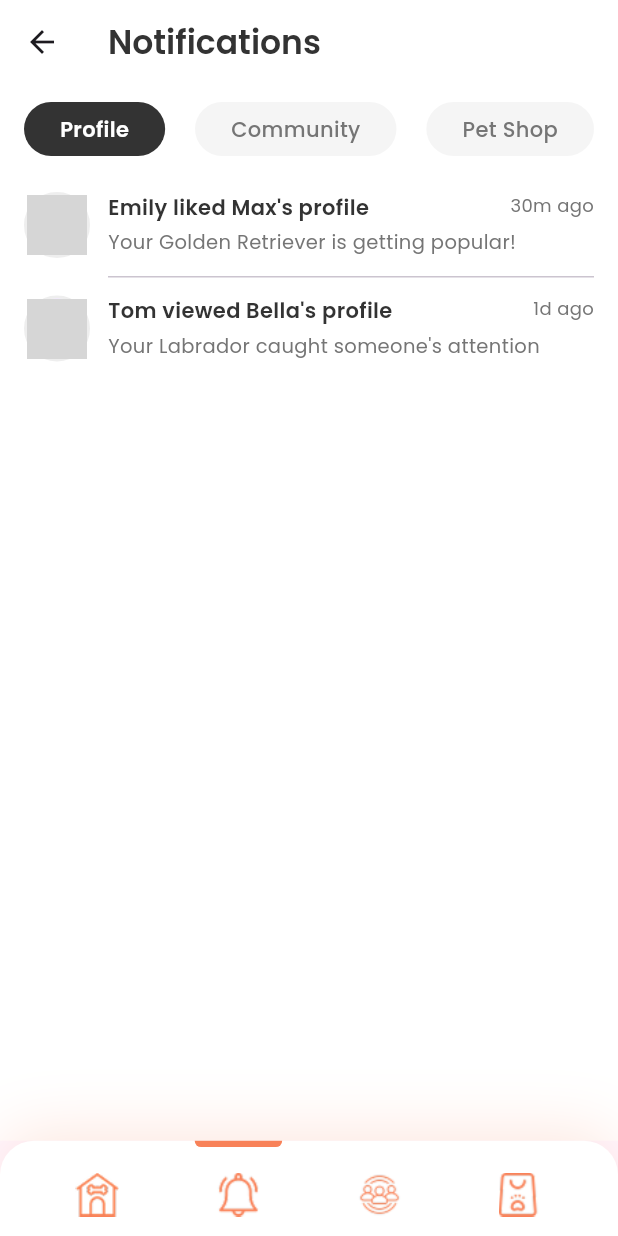
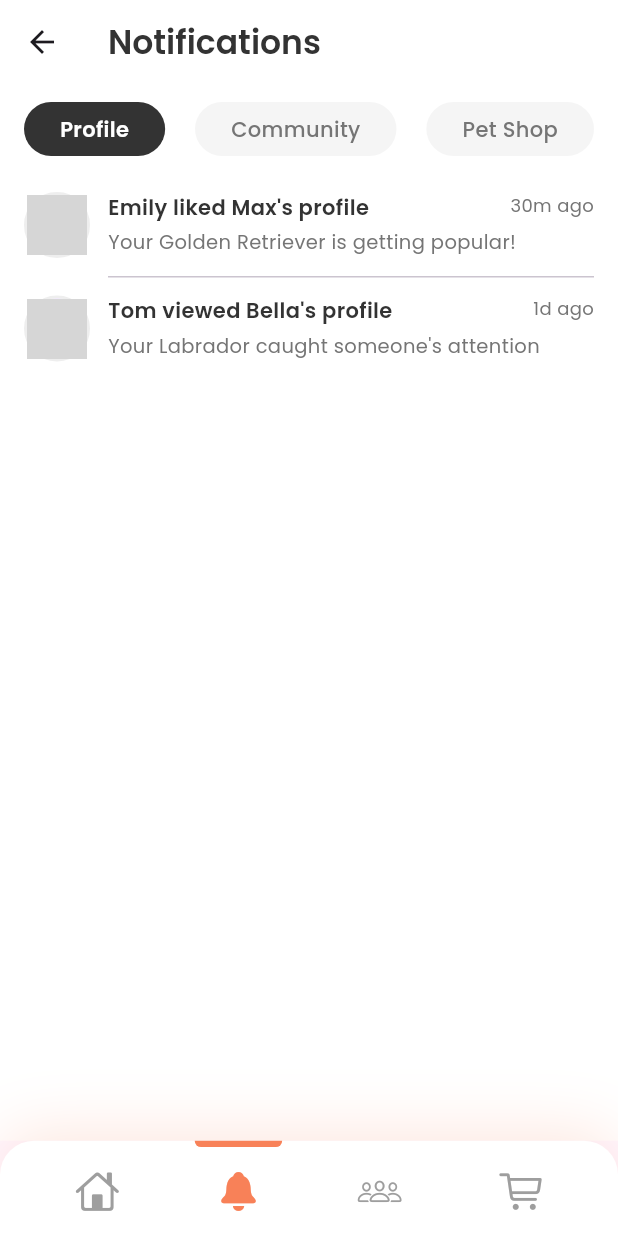
Before and after one commit to Chandupa04/furrpal, a Flutter app: the NavBar screen opened directly, item 2 of the bottom bar chosen, on a phone screen of 412 x 824 dp. Run offline on Flutter 3.47's test engine with Material 3 defaults, Android fonts, the phone set to English and light mode, and no system bars; our stand-ins replace flutter_card_swiper, flutter_screenutil, fluttertoast, google_fonts; missing offline and left inert: custom_check_box, platform_text; grey boxes are pictures that could not be loaded.

Commit message:
Updated the nav bar

```diff
--- a/lib/features/nav_bar/presentation/pages/nav_bar.dart
+++ b/lib/features/nav_bar/presentation/pages/nav_bar.dart
@@ -1,9 +1,11 @@
+import 'package:flutter/cupertino.dart';
 import 'package:flutter/material.dart';
 import 'package:flutter_screenutil/flutter_screenutil.dart';
 import 'package:furrpal/features/home/presentation/pages/community_page.dart';
 import 'package:furrpal/features/home/presentation/pages/home_page.dart';
 import 'package:furrpal/features/notifications/presentation/pages/notification_page.dart';
 import 'package:furrpal/features/home/presentation/pages/pet_shop_page.dart';
+import 'package:cupertino_icons/cupertino_icons.dart';
 
 import '../../../../custom/container_custom.dart';
 
@@ -21,18 +23,18 @@ class _NavBarState extends State<NavBar> {
     const CommunityPage(),
     const PetShopPage(),
   ];
-  int _curruntIndex = 0;
+  int _currentIndex = 0;
 
   void _onItemTap(int index) {
     setState(() {
-      _curruntIndex = index;
+      _currentIndex = index;
     });
   }
 
   @override
   Widget build(BuildContext context) {
     return Scaffold(
-      body: pages[_curruntIndex],
+      body: pages[_currentIndex],
       bottomNavigationBar: ContainerCustom(
         alignment: Alignment.topCenter,
         height: 60.h,
@@ -52,23 +54,23 @@ class _NavBarState extends State<NavBar> {
           mainAxisAlignment: MainAxisAlignment.spaceEvenly,
           children: [
             _buildNavItem(
-              'assets/icons/pet-house.png',
-              'assets/icons/pet-house.png',
+              CupertinoIcons.house,
+              CupertinoIcons.house_fill,
               0,
             ),
             _buildNavItem(
-              'assets/icons/notification.png',
-              'assets/icons/notification.png',
+              CupertinoIcons.bell,
+              CupertinoIcons.bell_fill,
               1,
             ),
             _buildNavItem(
-              'assets/icons/community.png',
-              'assets/icons/community.png',
+              CupertinoIcons.group,
+              CupertinoIcons.group_solid,
               2,
             ),
             _buildNavItem(
-              'assets/icons/pet-shop.png',
-              'assets/icons/pet-shop.png',
+              CupertinoIcons.cart,
+              CupertinoIcons.cart_fill,
               3,
             ),
           ],
@@ -77,8 +79,8 @@ class _NavBarState extends State<NavBar> {
     );
   }
 
-  Widget _buildNavItem(String icon, String selectedIcon, int index) {
-    final isSelected = _curruntIndex == index;
+  Widget _buildNavItem(IconData icon, IconData selectedIcon, int index) {
+    final isSelected = _currentIndex == index;
     return GestureDetector(
       onTap: () => _onItemTap(index),
       child: Column(
@@ -91,17 +93,15 @@ class _NavBarState extends State<NavBar> {
               bottomLeft: Radius.circular(6.r),
               bottomRight: Radius.circular(6.r),
             ),
-            bgColor: isSelected == true
-                ? const Color(0xffF88158)
-                : Colors.transparent,
+            bgColor: isSelected ? const Color(0xffF88158) : Colors.transparent,
           ),
-          ContainerCustom(
-            height: 32.h,
-            width: 32.w,
-            child: isSelected == true
-                ? Image.asset(selectedIcon)
-                : Image.asset(icon),
-          )
+          Icon(
+            isSelected ? selectedIcon : icon,
+            size: 32.w,
+            color: isSelected
+                ? const Color(0xffF88158) // Change color for active state
+                : Colors.grey, // Change color for inactive state
+          ),
         ],
       ),
     );
```
